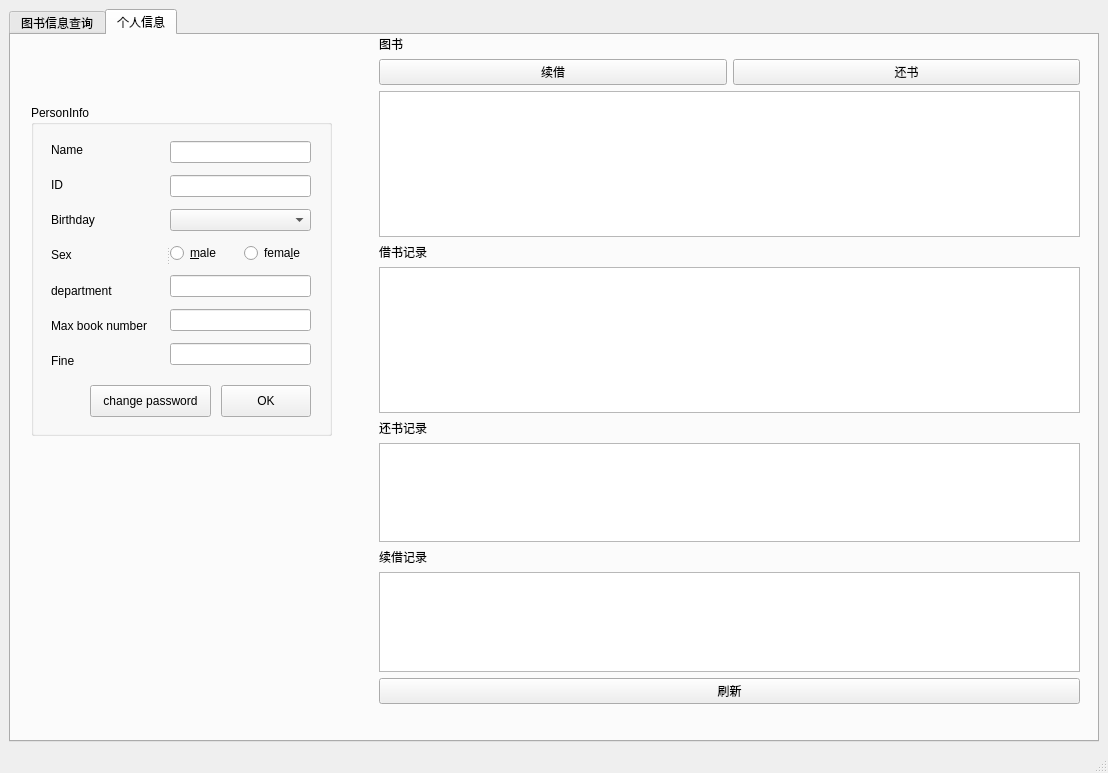
Before: the Qt Designer form sourcecode/studentmainwindow.ui in LiuzhouChan/database-Project-with-QT, drawn with Qt 5.
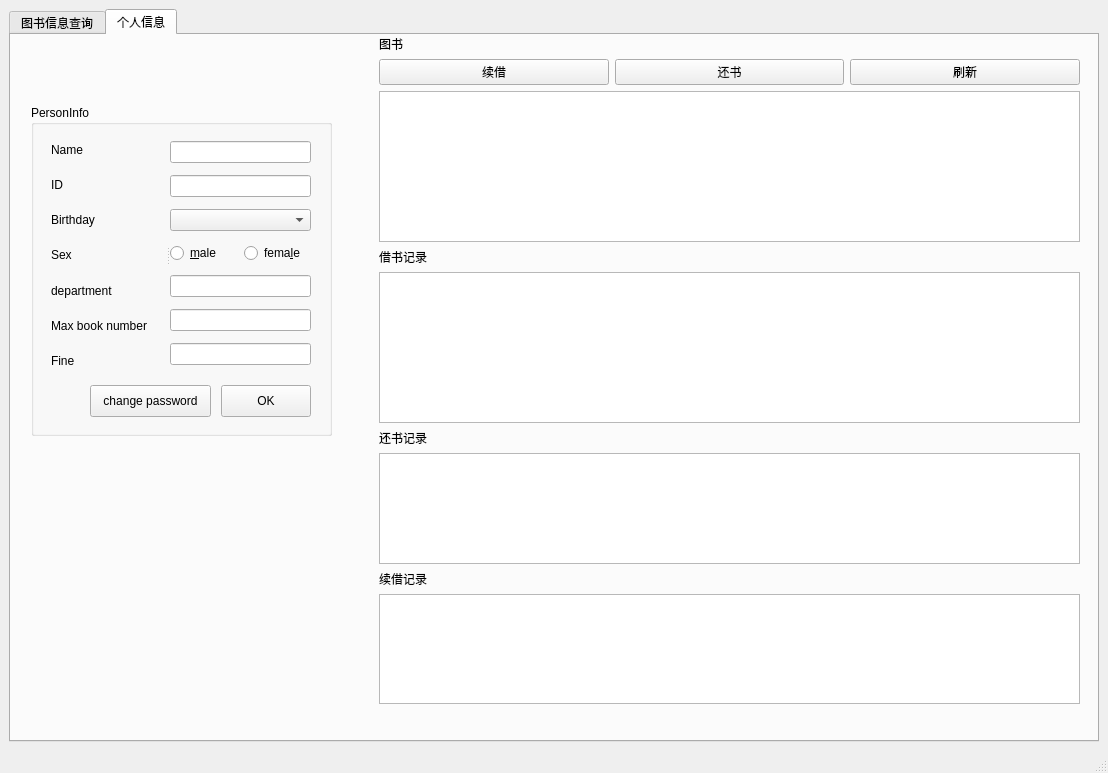
After: the same form once the commit is applied. Custom widgets are drawn as their Qt base class.

Diff of the .ui file:
```diff
--- a/sourcecode/studentmainwindow.ui
+++ b/sourcecode/studentmainwindow.ui
@@ -295,6 +295,13 @@
                      </property>
                     </widget>
                    </item>
+                   <item>
+                    <widget class="QPushButton" name="pushButton_5">
+                     <property name="text">
+                      <string>刷新</string>
+                     </property>
+                    </widget>
+                   </item>
                   </layout>
                  </item>
                  <item>
@@ -336,13 +343,6 @@
            <item>
             <widget class="QTableWidget" name="tableWidget_5"/>
            </item>
-           <item>
-            <widget class="QPushButton" name="pushButton_5">
-             <property name="text">
-              <string>刷新</string>
-             </property>
-            </widget>
-           </item>
           </layout>
          </item>
         </layout>
```
